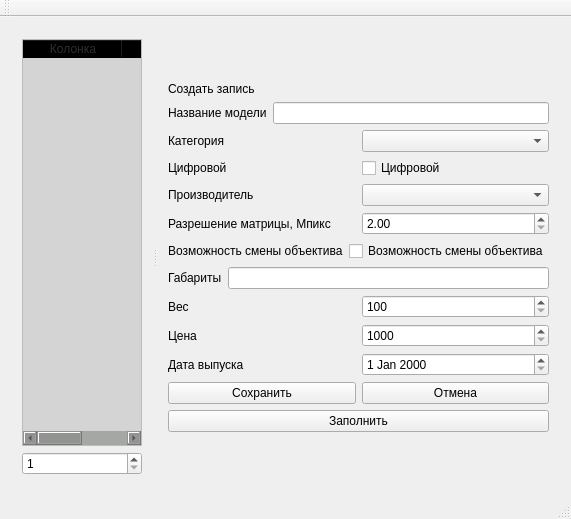
Qt form mainwindow.ui (Sapfir0/ProgramLab) before a commit.
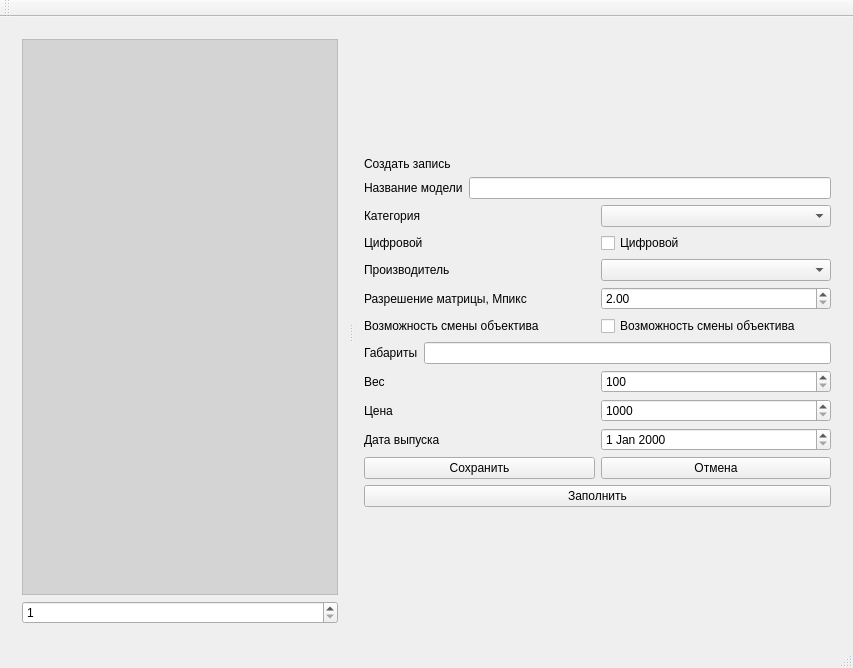
The same form after that commit.

The edit to the form file:
```diff
--- a/mainwindow.ui
+++ b/mainwindow.ui
@@ -6,8 +6,8 @@
    <rect>
     <x>0</x>
     <y>0</y>
-    <width>571</width>
-    <height>519</height>
+    <width>853</width>
+    <height>668</height>
    </rect>
   </property>
   <property name="windowTitle">
@@ -30,16 +30,6 @@
              <string notr="true">  color:#2E2F30 ;
   background-color: rgba(0, 5, 0, 30);</string>
             </property>
-            <column>
-             <property name="text">
-              <string>Колонка</string>
-             </property>
-            </column>
-            <column>
-             <property name="text">
-              <string>Формат</string>
-             </property>
-            </column>
            </widget>
           </item>
           <item>
```
Left out of the diff: 2 changed lines with no effect on the pictures.
